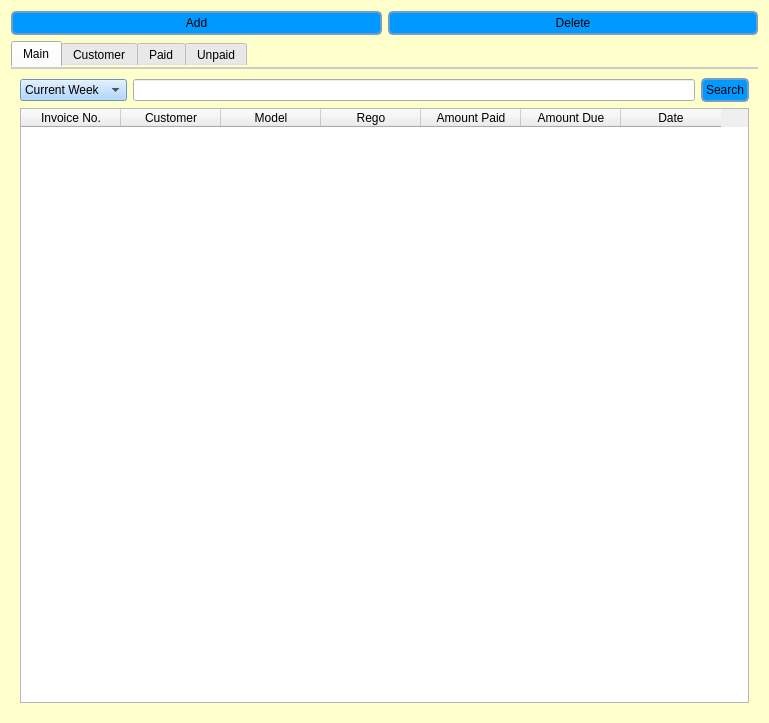
The window that new_start/UI_File/Main.ui (maximustann/Bing_project) describes before a commit, drawn with Qt 5.
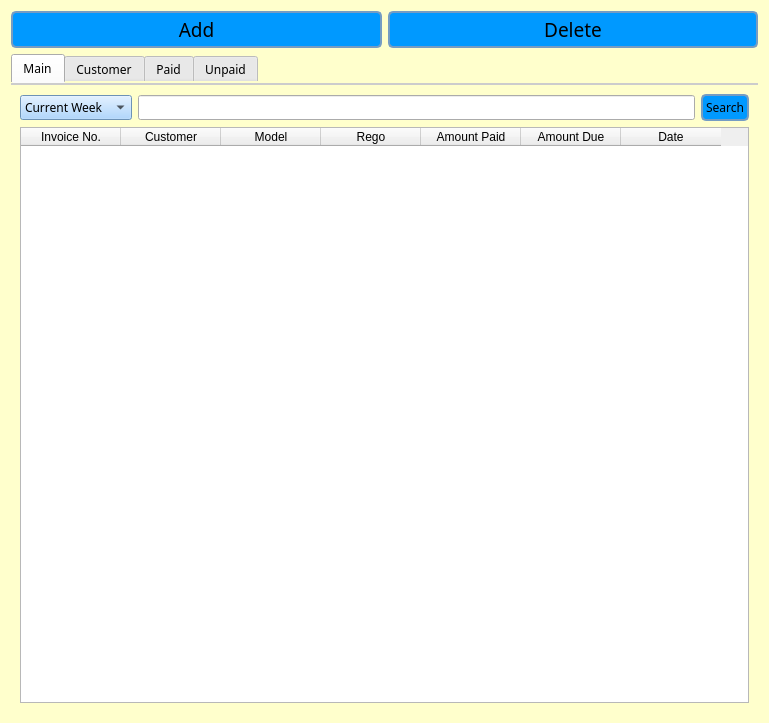
The same window after the commit.

Patch:
```diff
--- a/new_start/UI_File/Main.ui
+++ b/new_start/UI_File/Main.ui
@@ -10,6 +10,12 @@
     <height>723</height>
    </rect>
   </property>
+  <property name="font">
+   <font>
+    <family>Droid Serif</family>
+    <pointsize>24</pointsize>
+   </font>
+  </property>
   <property name="windowTitle">
    <string>Garage Management</string>
   </property>
@@ -75,6 +81,12 @@
     <layout class="QHBoxLayout" name="horizontalLayout">
      <item>
       <widget class="QPushButton" name="pushButton_2">
+       <property name="font">
+        <font>
+         <family>Droid Serif</family>
+         <pointsize>14</pointsize>
+        </font>
+       </property>
        <property name="cursor">
         <cursorShape>ArrowCursor</cursorShape>
        </property>
@@ -85,6 +97,12 @@
      </item>
      <item>
       <widget class="QPushButton" name="pushButton">
+       <property name="font">
+        <font>
+         <family>Droid Serif</family>
+         <pointsize>14</pointsize>
+        </font>
+       </property>
        <property name="text">
         <string>Delete</string>
        </property>
@@ -94,6 +112,11 @@
    </item>
    <item row="1" column="0">
     <widget class="QTabWidget" name="tabWidget">
+     <property name="font">
+      <font>
+       <family>Droid Serif</family>
+      </font>
+     </property>
      <property name="currentIndex">
       <number>0</number>
      </property>
@@ -104,6 +127,11 @@
       <layout class="QGridLayout" name="gridLayout_6">
        <item row="1" column="0" colspan="3">
         <widget class="QTableWidget" name="tableWidget">
+         <property name="font">
+          <font>
+           <family>Droid Serif</family>
+          </font>
+         </property>
          <property name="contextMenuPolicy">
           <enum>Qt::DefaultContextMenu</enum>
          </property>
@@ -278,6 +306,11 @@
         <layout class="QGridLayout" name="gridLayout_2">
          <item row="0" column="0">
           <widget class="QComboBox" name="comboBox">
+           <property name="font">
+            <font>
+             <family>Droid Serif</family>
+            </font>
+           </property>
            <item>
             <property name="text">
              <string>Current Week</string>
@@ -303,10 +336,21 @@
         </layout>
        </item>
        <item row="0" column="1">
-        <widget class="QLineEdit" name="lineEdit"/>
+        <widget class="QLineEdit" name="lineEdit">
+         <property name="font">
+          <font>
+           <family>Droid Serif</family>
+          </font>
+         </property>
+        </widget>
        </item>
        <item row="0" column="2">
         <widget class="QPushButton" name="pushButton_3">
+         <property name="font">
+          <font>
+           <family>Droid Serif</family>
+          </font>
+         </property>
          <property name="text">
           <string>Search</string>
          </property>
```
Left out of the diff: 28 changed lines with no effect on the pictures.
